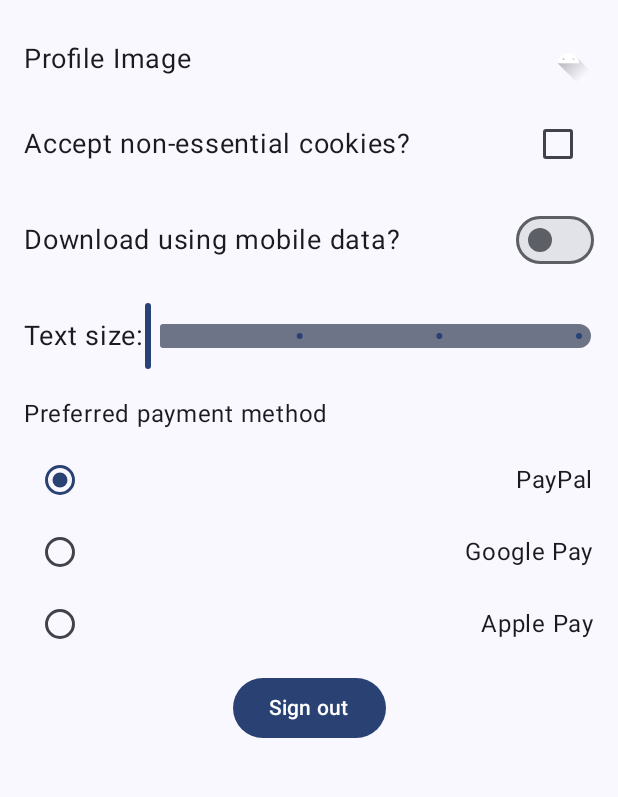
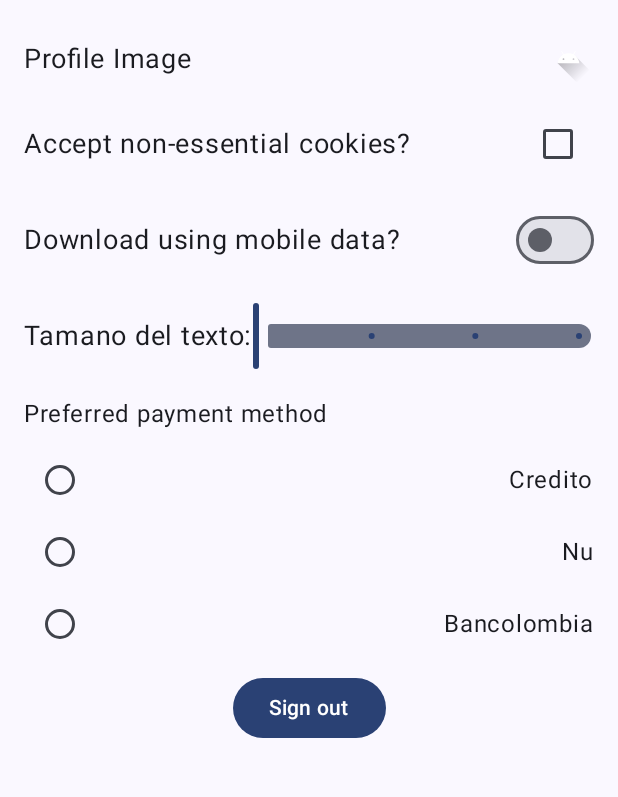
Before and after one commit to MalemaDev/Compose-miguel-lema-407056, an Android app built with Jetpack Compose: the screen it shows after launch (MainActivity), on a phone screen of 412 x 824 dp, the part 70-867 px from its top. Run offline under Robolectric (Android 15) with nearby library versions, the phone set to English and light mode, and no system bars.

Commit message:
segundo commit

```diff
--- a/app/src/main/java/com/example/settings/MainActivity.kt
+++ b/app/src/main/java/com/example/settings/MainActivity.kt
@@ -173,7 +173,7 @@ fun SettingsSlider() {
 @Composable
 fun SettingsRadioButtons() {
     var selectedPaymentMethod by remember { mutableStateOf("PayPal") }
-    val methods = listOf("PayPal", "Google Pay", "Apple Pay")
+    val methods = listOf("Credito", "Nu", "Bancolombia")
 
     Column(
         modifier = Modifier
--- a/app/src/main/res/values/strings.xml
+++ b/app/src/main/res/values/strings.xml
@@ -9,7 +9,7 @@
     <string name="settings_mobile_data">
     Download using mobile data?
 </string>
-    <string name="settings_text_size">Text size:</string>
+    <string name="settings_text_size">Tamano del texto:</string>
     <string name="settings_name">Name:</string>
     <string name="sign_out">Sign out</string>
     <string name="alert_title">Sign out</string>
```
